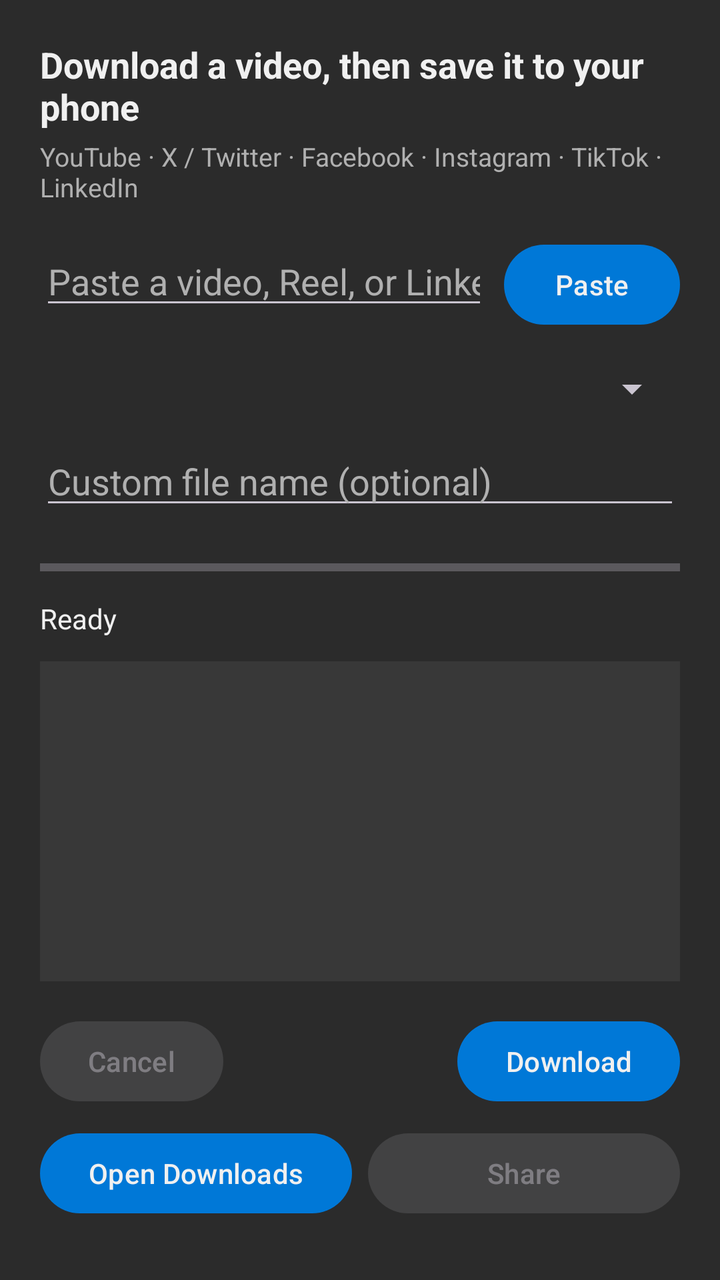
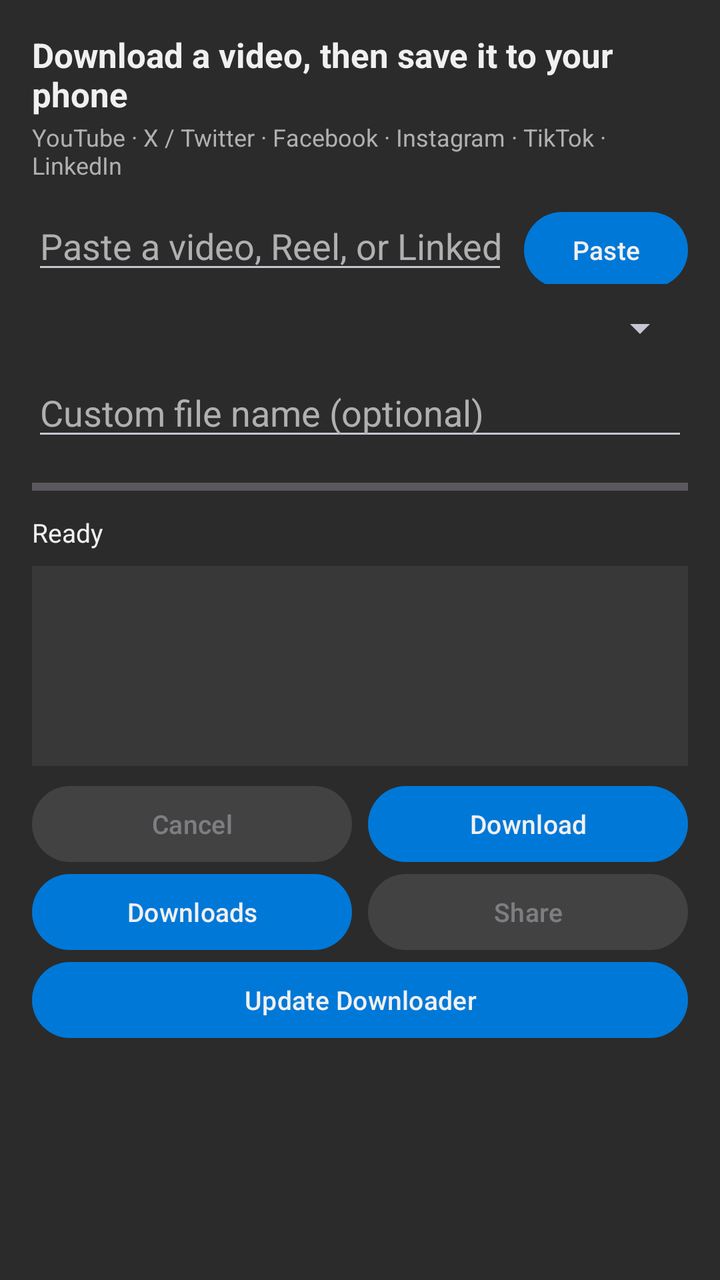

Screens rendered from an Android XML layout before and after an edit, with the pre-edit source and the edit as a unified diff.
<!-- AndroidManifest.xml: application theme Theme.ShoshoVideoDownloader -->
<!-- res/layout/activity_main.xml -->
<?xml version="1.0" encoding="utf-8"?>
<ScrollView xmlns:android="http://schemas.android.com/apk/res/android"
    android:layout_width="match_parent"
    android:layout_height="match_parent"
    android:background="@color/shosho_background"
    android:fillViewport="true">

    <LinearLayout
        android:layout_width="match_parent"
        android:layout_height="wrap_content"
        android:orientation="vertical"
        android:padding="20dp">

        <TextView
            android:id="@+id/heading"
            android:layout_width="match_parent"
            android:layout_height="wrap_content"
            android:text="@string/heading"
            android:textColor="@color/shosho_text"
            android:textSize="18sp"
            android:textStyle="bold" />

        <TextView
            android:layout_width="match_parent"
            android:layout_height="wrap_content"
            android:layout_marginTop="4dp"
            android:layout_marginBottom="16dp"
            android:text="@string/subheading"
            android:textColor="@color/shosho_text_secondary"
            android:textSize="13sp" />

        <LinearLayout
            android:layout_width="match_parent"
            android:layout_height="wrap_content"
            android:orientation="horizontal">

            <com.google.android.material.textfield.TextInputEditText
                android:id="@+id/urlInput"
                android:layout_width="0dp"
                android:layout_height="wrap_content"
                android:layout_weight="1"
                android:hint="@string/url_hint"
                android:inputType="textUri"
                android:textColor="@color/shosho_text"
                android:textColorHint="@color/shosho_text_secondary" />

            <Button
                android:id="@+id/pasteButton"
                android:layout_width="wrap_content"
                android:layout_height="wrap_content"
                android:layout_marginStart="8dp"
                android:text="@string/paste" />
        </LinearLayout>

        <Spinner
            android:id="@+id/qualitySpinner"
            android:layout_width="match_parent"
            android:layout_height="wrap_content"
            android:layout_marginTop="16dp" />

        <com.google.android.material.textfield.TextInputEditText
            android:id="@+id/customNameInput"
            android:layout_width="match_parent"
            android:layout_height="wrap_content"
            android:layout_marginTop="12dp"
            android:hint="@string/custom_name_hint"
            android:textColor="@color/shosho_text"
            android:textColorHint="@color/shosho_text_secondary" />

        <ProgressBar
            android:id="@+id/progressBar"
            style="?android:attr/progressBarStyleHorizontal"
            android:layout_width="match_parent"
            android:layout_height="wrap_content"
            android:layout_marginTop="16dp"
            android:max="100"
            android:progress="0" />

        <TextView
            android:id="@+id/statusText"
            android:layout_width="match_parent"
            android:layout_height="wrap_content"
            android:layout_marginTop="8dp"
            android:text="@string/status_ready"
            android:textColor="@color/shosho_text" />

        <ScrollView
            android:layout_width="match_parent"
            android:layout_height="160dp"
            android:layout_marginTop="12dp"
            android:background="@color/shosho_surface">

            <TextView
                android:id="@+id/logText"
                android:layout_width="match_parent"
                android:layout_height="wrap_content"
                android:fontFamily="monospace"
                android:padding="8dp"
                android:textColor="@color/shosho_text_secondary"
                android:textSize="11sp" />
        </ScrollView>

        <LinearLayout
            android:layout_width="match_parent"
            android:layout_height="wrap_content"
            android:layout_marginTop="16dp"
            android:orientation="horizontal">

            <Button
                android:id="@+id/cancelButton"
                android:layout_width="wrap_content"
                android:layout_height="wrap_content"
                android:enabled="false"
                android:text="@string/cancel" />

            <Space
                android:layout_width="0dp"
                android:layout_height="1dp"
                android:layout_weight="1" />

            <Button
                android:id="@+id/downloadButton"
                style="@style/Widget.Material3.Button"
                android:layout_width="wrap_content"
                android:layout_height="wrap_content"
                android:text="@string/download" />
        </LinearLayout>

        <LinearLayout
            android:layout_width="match_parent"
            android:layout_height="wrap_content"
            android:layout_marginTop="8dp"
            android:orientation="horizontal">

            <Button
                android:id="@+id/openDownloadsButton"
                android:layout_width="0dp"
                android:layout_height="wrap_content"
                android:layout_weight="1"
                android:text="@string/open_downloads" />

            <Button
                android:id="@+id/shareButton"
                android:layout_width="0dp"
                android:layout_height="wrap_content"
                android:layout_marginStart="8dp"
                android:layout_weight="1"
                android:enabled="false"
                android:text="@string/share" />
        </LinearLayout>
    </LinearLayout>
</ScrollView>
<!-- resources referenced by this layout -->
<resources>
  <color name="shosho_background">#2B2B2B</color>
  <color name="shosho_surface">#383838</color>
  <color name="shosho_text">#F0F0F0</color>
  <color name="shosho_text_secondary">#B0B0B0</color>
  <string name="cancel">Cancel</string>
  <string name="custom_name_hint">Custom file name (optional)</string>
  <string name="download">Download</string>
  <string name="heading">Download a video, then save it to your phone</string>
  <string name="open_downloads">Open Downloads</string>
  <string name="paste">Paste</string>
  <string name="share">Share</string>
  <string name="status_ready">Ready</string>
  <string name="subheading">YouTube · X / Twitter · Facebook · Instagram · TikTok · LinkedIn</string>
  <string name="url_hint">Paste a video, Reel, or LinkedIn post link…</string>
  <style name="Theme.ShoshoVideoDownloader" parent="Theme.Material3.Dark.NoActionBar">
          <item name="colorPrimary">@color/shosho_accent</item>
          <item name="colorOnPrimary">@color/shosho_text</item>
          <item name="android:windowBackground">@color/shosho_background</item>
          <item name="android:statusBarColor">@color/shosho_background</item>
      </style>
  <color name="shosho_accent">#0078D7</color>
</resources>

<!-- the commit's change to res/layout/activity_main.xml (unified diff, before → after) -->
@@ -9,7 +9,7 @@
         android:layout_width="match_parent"
         android:layout_height="wrap_content"
         android:orientation="vertical"
-        android:padding="20dp">
+        android:padding="16dp">
 
         <TextView
             android:id="@+id/heading"
@@ -17,17 +17,17 @@
             android:layout_height="wrap_content"
             android:text="@string/heading"
             android:textColor="@color/shosho_text"
-            android:textSize="18sp"
+            android:textSize="17sp"
             android:textStyle="bold" />
 
         <TextView
             android:layout_width="match_parent"
             android:layout_height="wrap_content"
-            android:layout_marginTop="4dp"
-            android:layout_marginBottom="16dp"
+            android:layout_marginTop="2dp"
+            android:layout_marginBottom="10dp"
             android:text="@string/subheading"
             android:textColor="@color/shosho_text_secondary"
-            android:textSize="13sp" />
+            android:textSize="12sp" />
 
         <LinearLayout
             android:layout_width="match_parent"
@@ -46,6 +46,7 @@
 
             <Button
                 android:id="@+id/pasteButton"
+                style="@style/CompactButton"
                 android:layout_width="wrap_content"
                 android:layout_height="wrap_content"
                 android:layout_marginStart="8dp"
@@ -56,13 +57,13 @@
             android:id="@+id/qualitySpinner"
             android:layout_width="match_parent"
             android:layout_height="wrap_content"
-            android:layout_marginTop="16dp" />
+            android:layout_marginTop="10dp" />
 
         <com.google.android.material.textfield.TextInputEditText
             android:id="@+id/customNameInput"
             android:layout_width="match_parent"
             android:layout_height="wrap_content"
-            android:layout_marginTop="12dp"
+            android:layout_marginTop="8dp"
             android:hint="@string/custom_name_hint"
             android:textColor="@color/shosho_text"
             android:textColorHint="@color/shosho_text_secondary" />
@@ -72,7 +73,7 @@
             style="?android:attr/progressBarStyleHorizontal"
             android:layout_width="match_parent"
             android:layout_height="wrap_content"
-            android:layout_marginTop="16dp"
+            android:layout_marginTop="10dp"
             android:max="100"
             android:progress="0" />
 
@@ -80,14 +81,15 @@
             android:id="@+id/statusText"
             android:layout_width="match_parent"
             android:layout_height="wrap_content"
-            android:layout_marginTop="8dp"
+            android:layout_marginTop="6dp"
             android:text="@string/status_ready"
-            android:textColor="@color/shosho_text" />
+            android:textColor="@color/shosho_text"
+            android:textSize="13sp" />
 
         <ScrollView
             android:layout_width="match_parent"
-            android:layout_height="160dp"
-            android:layout_marginTop="12dp"
+            android:layout_height="100dp"
+            android:layout_marginTop="8dp"
             android:background="@color/shosho_surface">
 
             <TextView
@@ -97,43 +99,43 @@
                 android:fontFamily="monospace"
                 android:padding="8dp"
                 android:textColor="@color/shosho_text_secondary"
-                android:textSize="11sp" />
+                android:textSize="10sp" />
         </ScrollView>
 
         <LinearLayout
             android:layout_width="match_parent"
             android:layout_height="wrap_content"
-            android:layout_marginTop="16dp"
+            android:layout_marginTop="10dp"
             android:orientation="horizontal">
 
             <Button
                 android:id="@+id/cancelButton"
-                android:layout_width="wrap_content"
+                style="@style/CompactButton"
+                android:layout_width="0dp"
                 android:layout_height="wrap_content"
+                android:layout_weight="1"
                 android:enabled="false"
                 android:text="@string/cancel" />
 
-            <Space
-                android:layout_width="0dp"
-                android:layout_height="1dp"
-                android:layout_weight="1" />
-
             <Button
                 android:id="@+id/downloadButton"
-                style="@style/Widget.Material3.Button"
-                android:layout_width="wrap_content"
+                style="@style/CompactButton"
+                android:layout_width="0dp"
                 android:layout_height="wrap_content"
+                android:layout_marginStart="8dp"
+                android:layout_weight="1"
                 android:text="@string/download" />
         </LinearLayout>
 
         <LinearLayout
             android:layout_width="match_parent"
             android:layout_height="wrap_content"
-            android:layout_marginTop="8dp"
+            android:layout_marginTop="6dp"
             android:orientation="horizontal">
 
             <Button
                 android:id="@+id/openDownloadsButton"
+                style="@style/CompactButton"
                 android:layout_width="0dp"
                 android:layout_height="wrap_content"
                 android:layout_weight="1"
@@ -141,6 +143,7 @@
 
             <Button
                 android:id="@+id/shareButton"
+                style="@style/CompactButton"
                 android:layout_width="0dp"
                 android:layout_height="wrap_content"
                 android:layout_marginStart="8dp"
@@ -148,5 +151,13 @@
                 android:enabled="false"
                 android:text="@string/share" />
         </LinearLayout>
+
+        <Button
+            android:id="@+id/updateButton"
+            style="@style/CompactButton"
+            android:layout_width="match_parent"
+            android:layout_height="wrap_content"
+            android:layout_marginTop="6dp"
+            android:text="@string/update_downloader" />
     </LinearLayout>
 </ScrollView>
<!-- resource entries referenced after the edit -->
@@ -8,12 +8,22 @@
   <string name="custom_name_hint">Custom file name (optional)</string>
   <string name="download">Download</string>
   <string name="heading">Download a video, then save it to your phone</string>
-  <string name="open_downloads">Open Downloads</string>
+  <string name="open_downloads">Downloads</string>
   <string name="paste">Paste</string>
   <string name="share">Share</string>
   <string name="status_ready">Ready</string>
   <string name="subheading">YouTube · X / Twitter · Facebook · Instagram · TikTok · LinkedIn</string>
+  <string name="update_downloader">Update Downloader</string>
   <string name="url_hint">Paste a video, Reel, or LinkedIn post link…</string>
+  <style name="CompactButton" parent="Widget.Material3.Button">
+          <item name="android:minHeight">38dp</item>
+          <item name="android:minWidth">0dp</item>
+          <item name="android:insetTop">0dp</item>
+          <item name="android:insetBottom">0dp</item>
+          <item name="android:paddingTop">6dp</item>
+          <item name="android:paddingBottom">6dp</item>
+          <item name="android:textSize">13sp</item>
+      </style>
   <style name="Theme.ShoshoVideoDownloader" parent="Theme.Material3.Dark.NoActionBar">
           <item name="colorPrimary">@color/shosho_accent</item>
           <item name="colorOnPrimary">@color/shosho_text</item>
